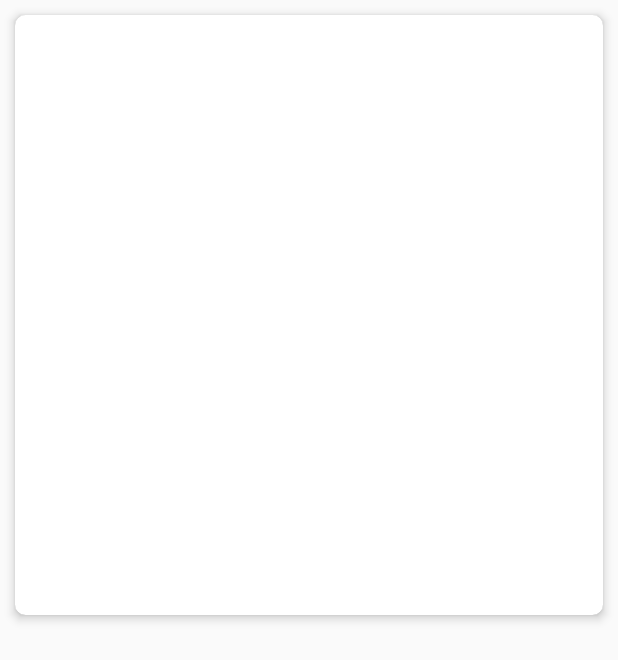
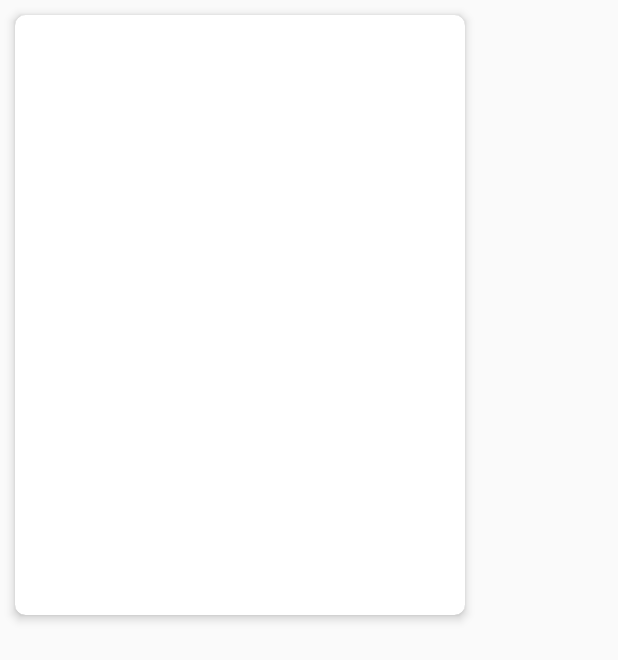
Before and after one commit to sidhuparas/CardSwipeDemo, an Android app: the layout swipe_item.xml on its own in the app's theme, with its tools: preview values and no code run, on a phone screen of 412 x 824 dp. Shown: the top 660 px of the screen. Run offline under Robolectric (Android 15) with nearby library versions, the phone set to English and light mode, and no system bars.

```diff
--- a/app/src/main/java/com/parassidhu/cardswipeclone/Data.kt
+++ b/app/src/main/java/com/parassidhu/cardswipeclone/Data.kt
@@ -2,5 +2,6 @@ package com.parassidhu.cardswipeclone
 
 class Data (
         val id: Int,
-        val text: String
+        val text: String,
+        var isSwiped: Boolean = false
 )
--- a/app/src/main/res/layout/swipe_item.xml
+++ b/app/src/main/res/layout/swipe_item.xml
@@ -1,7 +1,7 @@
 <?xml version="1.0" encoding="utf-8"?>
 <androidx.cardview.widget.CardView xmlns:android="http://schemas.android.com/apk/res/android"
     xmlns:app="http://schemas.android.com/apk/res-auto"
-    android:layout_width="match_parent"
+    android:layout_width="300dp"
     android:layout_height="400dp"
     android:layout_margin="10dp"
     android:background="@android:color/white"
@@ -13,8 +13,10 @@
         android:id="@+id/text_tv"
         android:layout_width="wrap_content"
         android:layout_height="wrap_content"
-        android:textColor="@color/colorPrimaryDark"
-        android:textSize="18dp"
+        android:textColor="@android:color/black"
+        android:textSize="18sp"
+        android:fontFamily="sans-serif-light"
+        android:padding="16dp"
         android:textStyle="bold" />
 
 </androidx.cardview.widget.CardView>
--- a/app/src/main/res/values/colors.xml
+++ b/app/src/main/res/values/colors.xml
@@ -1,6 +1,6 @@
 <?xml version="1.0" encoding="utf-8"?>
 <resources>
-    <color name="colorPrimary">#008577</color>
-    <color name="colorPrimaryDark">#00574B</color>
-    <color name="colorAccent">#D81B60</color>
+    <color name="colorPrimary">#FFA000</color>
+    <color name="colorPrimaryDark">#FFA000</color>
+    <color name="colorAccent">#1565C0</color>
 </resources>
--- a/app/src/main/res/values/strings.xml
+++ b/app/src/main/res/values/strings.xml
@@ -1,3 +1,4 @@
 <resources>
     <string name="app_name">CardSwipeClone</string>
+    <string name="restart">Restart</string>
 </resources>
```
Also changed, not shown: app/src/main/java/com/parassidhu/cardswipeclone/MainActivity.kt (+34 -2 lines), app/src/main/java/com/parassidhu/cardswipeclone/Repository.kt (+19 -19 lines), app/src/main/java/com/parassidhu/cardswipeclone/SwipeCard.kt (+4 -18 lines), app/src/main/res/layout/activity_main.xml (+17 -0 lines), app/src/main/res/menu/main.xml (added, +10 -0 lines).
